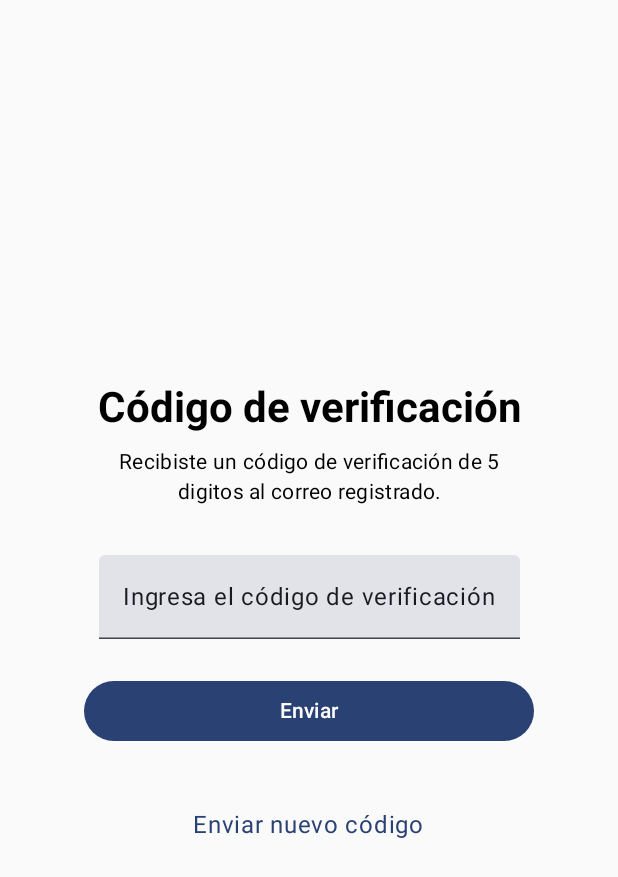
After one commit to CaryuterSal/postrecito-deluxe, an Android app built with Jetpack Compose: the CodePasswordScreen screen opened through its navigation route, on a phone screen of 412 x 824 dp. The commit adds this screen. Shown: the top 877 px of the screen. Run offline under Robolectric (Android 15) with nearby library versions, the phone set to English and light mode, and no system bars.

Commit message:
Dos pantalla ForgotPassword y la de CodePassword con navegacion

```diff
--- a/app/src/main/java/mx/edu/utez/postrecitodeluxe/ui/Navigation.kt
+++ b/app/src/main/java/mx/edu/utez/postrecitodeluxe/ui/Navigation.kt
@@ -5,22 +5,23 @@ import androidx.lifecycle.viewmodel.compose.viewModel
 import androidx.navigation.compose.NavHost
 import androidx.navigation.compose.composable
 import androidx.navigation.compose.rememberNavController
+import mx.edu.utez.postrecitodeluxe.ui.screen.CodePasswordScreen
 import mx.edu.utez.postrecitodeluxe.ui.screen.CreateCakeScreen
 import mx.edu.utez.postrecitodeluxe.ui.screen.EditCakeScreen
-import mx.edu.utez.postrecitodeluxe.ui.screen.ForgotPasswordScreen
+
 import mx.edu.utez.postrecitodeluxe.ui.screen.HomeScreen
 import mx.edu.utez.postrecitodeluxe.ui.screen.LoginScreen
 import mx.edu.utez.postrecitodeluxe.ui.screen.RegisterScreen
 import mx.edu.utez.postrecitodeluxe.viewmodel.CakeViewModel
 import mx.edu.utez.postrecitodeluxe.viewmodel.LoginViewModel
-
+import mx.edu.utez.postrecitodeluxe.ui.screen.ForgotPasswordScreen
 
 @Composable
 fun Navigation() {
     val navController = rememberNavController()
     val cakeViewModel: CakeViewModel = viewModel()
 
-    NavHost(navController = navController, startDestination = "home") {
+    NavHost(navController = navController, startDestination = "login") {
         composable("login") {
             val viewModel: LoginViewModel = viewModel()
             LoginScreen(viewModel = viewModel, navController = navController)
@@ -37,9 +38,17 @@ fun Navigation() {
         composable("createCake"){
             CreateCakeScreen(viewModel = cakeViewModel, navController = navController)
         }
-        composable("forgot_password") {
-            ForgotPasswordScreen()
+
+        composable("forgotPassword"){
+            ForgotPasswordScreen(viewModel = cakeViewModel, navController = navController)
         }
+
+        composable("CodePassword"){
+            CodePasswordScreen(viewModel = cakeViewModel, navController = navController)
+        }
+
+
+
 
     }
 }
--- /dev/null
+++ b/app/src/main/java/mx/edu/utez/postrecitodeluxe/ui/screen/CodePasswordScreen.kt
@@ -0,0 +1,103 @@
+package mx.edu.utez.postrecitodeluxe.ui.screen
+
+import androidx.compose.foundation.layout.Column
+import androidx.compose.runtime.Composable
+import androidx.lifecycle.viewmodel.compose.viewModel
+import androidx.navigation.NavController
+import androidx.compose.ui.Modifier
+import androidx.compose.foundation.layout.fillMaxSize
+import androidx.compose.foundation.layout.fillMaxWidth
+import androidx.compose.foundation.layout.Arrangement
+import androidx.compose.foundation.layout.Spacer
+import androidx.compose.foundation.layout.height
+import androidx.compose.foundation.layout.padding
+import androidx.compose.material3.Button
+import androidx.compose.material3.MaterialTheme
+import androidx.compose.material3.Text
+import androidx.compose.material3.TextField
+import androidx.compose.ui.Alignment
+import androidx.compose.ui.text.font.FontWeight
+import androidx.compose.ui.text.style.TextAlign
+import androidx.compose.ui.tooling.preview.Preview
+import androidx.compose.ui.unit.dp
+import androidx.navigation.compose.rememberNavController
+import mx.edu.utez.postrecitodeluxe.ui.theme.PostrecitoDeluxeTheme
+import mx.edu.utez.postrecitodeluxe.viewmodel.CakeViewModel
+
+
+@Composable
+fun CodePasswordScreen(navController: NavController, viewModel: CakeViewModel = viewModel()){
+
+    Column(
+modifier = Modifier
+.fillMaxSize()
+.padding(16.dp),
+verticalArrangement = Arrangement.Center,
+horizontalAlignment = Alignment.CenterHorizontally
+) {
+    Column(
+        modifier = Modifier
+            .fillMaxWidth()
+            .padding(horizontal = 16.dp)
+    ) {
+        Column(
+            modifier = Modifier
+                .padding(24.dp)
+                .fillMaxWidth(),
+            horizontalAlignment = Alignment.CenterHorizontally
+        ) {
+            Text(
+                text = "Código de verificación",
+                style = MaterialTheme.typography.headlineMedium,
+                fontWeight = FontWeight.Bold,
+                modifier = Modifier.padding(bottom = 8.dp),
+                textAlign = TextAlign.Center
+            )
+
+
+            Text(
+                text = "Recibiste un código de verificación de 5 digitos al correo registrado.",
+                style = MaterialTheme.typography.bodyMedium,
+                modifier = Modifier.padding(bottom = 32.dp),
+                textAlign = TextAlign.Center
+            )
+
+
+            TextField(
+                "Ingresa el código de verificación",
+                {}
+
+            )
+
+
+            Spacer(modifier = Modifier.height(24.dp))
+
+
+            Button(
+                onClick = { navController.navigate("register") } ,
+                modifier = Modifier.fillMaxWidth(),
+
+                ) {
+                Text("Enviar")
+            }
+
+            Spacer(modifier = Modifier.height(32.dp))
+
+
+            Text(
+                text = "Enviar nuevo código",
+                color = MaterialTheme.colorScheme.primary,
+                modifier = Modifier.padding(8.dp)
+            )
+        }
+    }
+}
+}
+
+@Preview(showBackground = true)
+@Composable
+fun PreviewCodeScrren(){
+    PostrecitoDeluxeTheme {
+        CodePasswordScreen(rememberNavController(), viewModel ())
+    }
+}
--- a/app/src/main/java/mx/edu/utez/postrecitodeluxe/ui/screen/LoginScreen.kt
+++ b/app/src/main/java/mx/edu/utez/postrecitodeluxe/ui/screen/LoginScreen.kt
@@ -95,7 +95,7 @@ fun LoginScreen(viewModel: LoginViewModel, navController: NavController) {
         }
 
         Link("¿Olvidaste tu contraseña?") {
-            navController.navigate("forgot_passwordforgot_password")
+            navController.navigate("forgotPassword")
         }
     }
 }
```
Also changed, not shown: app/src/main/java/mx/edu/utez/postrecitodeluxe/ui/screen/ForgotPasswordScreen.kt (+17 -18 lines).
